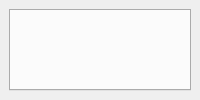
Before: the Qt Designer form views/ui/main_window.ui in CocoMarck/administracionDeActividades, drawn with Qt 5.
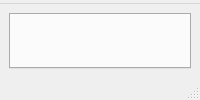
After: the same form once the commit is applied.

What changed in the file:
```diff
--- a/views/ui/main_window.ui
+++ b/views/ui/main_window.ui
@@ -4,6 +4,15 @@
  
  <!-- Ventana con centralizado -->
  <widget class="QMainWindow" name="MyApp">
+  <!-- Menu -->
+  <widget class="QMenuBar" name="menubar">
+   <widget class="QMenu" name="menu_language"/>
+   <addaction name="menu_language"/>
+  </widget>
+  <widget class="QStatusBar" name="statusbar"/>
+  
+  
+  
   <widget class="QWidget" name="centralwidget">
   
    <layout class="QVBoxLayout" name="vbox_main">
```
